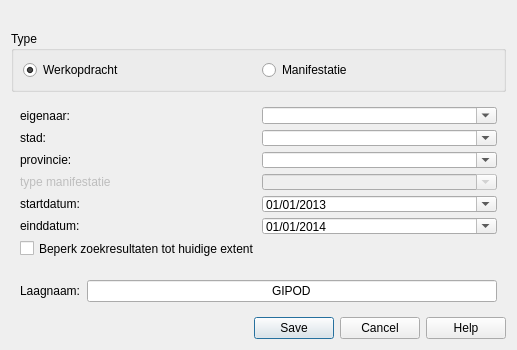
warrieka/geopunt4Qgis, file ui_geopunt4QgisGIPOD.ui: the form before one commit.
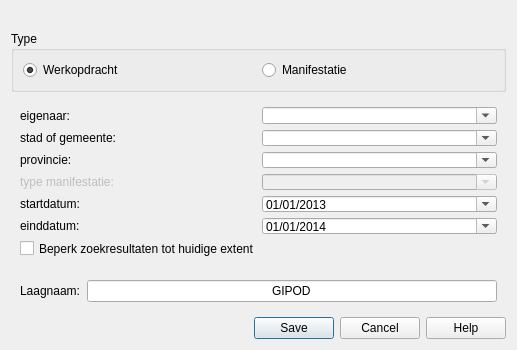
The form after the commit. Icons and pictures are not drawn.

Patch:
```diff
--- a/ui_geopunt4QgisGIPOD.ui
+++ b/ui_geopunt4QgisGIPOD.ui
@@ -205,7 +205,7 @@
       <item row="1" column="0">
        <widget class="QLabel" name="stadLbl">
         <property name="text">
-         <string>stad:</string>
+         <string>stad of gemeente:</string>
         </property>
        </widget>
       </item>
@@ -260,7 +260,7 @@
          <bool>false</bool>
         </property>
         <property name="text">
-         <string>type manifestatie</string>
+         <string>type manifestatie:</string>
         </property>
        </widget>
       </item>
```
